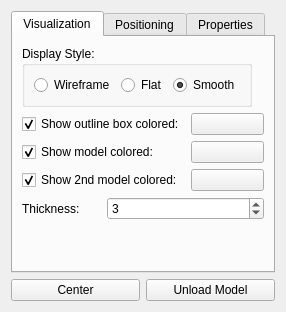
GorgonCryoEM/Gorgon, file Gorgon/src_ui/ui_dialog_model_visualization.ui: the form before one commit.
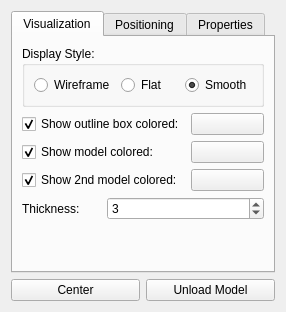
The form after the commit. Custom widgets are drawn as their Qt base class.

Commit message: Saving screen real-estate

Patch:
```diff
--- a/Gorgon/src_ui/ui_dialog_model_visualization.ui
+++ b/Gorgon/src_ui/ui_dialog_model_visualization.ui
@@ -5,12 +5,12 @@
    <rect>
     <x>0</x>
     <y>0</y>
-    <width>257</width>
+    <width>244</width>
     <height>297</height>
    </rect>
   </property>
   <property name="sizePolicy" >
-   <sizepolicy vsizetype="Maximum" hsizetype="Maximum" >
+   <sizepolicy vsizetype="Maximum" hsizetype="Preferred" >
     <horstretch>0</horstretch>
     <verstretch>0</verstretch>
    </sizepolicy>
@@ -22,7 +22,7 @@
    <item row="0" column="0" >
     <widget class="QTabWidget" name="tabWidget" >
      <property name="sizePolicy" >
-      <sizepolicy vsizetype="Maximum" hsizetype="Maximum" >
+      <sizepolicy vsizetype="Maximum" hsizetype="Expanding" >
        <horstretch>0</horstretch>
        <verstretch>0</verstretch>
       </sizepolicy>
@@ -38,7 +38,7 @@
        <item row="0" column="0" colspan="3" >
         <widget class="QGroupBox" name="groupBoxDisplayStyle" >
          <property name="sizePolicy" >
-          <sizepolicy vsizetype="Maximum" hsizetype="Maximum" >
+          <sizepolicy vsizetype="Maximum" hsizetype="Preferred" >
            <horstretch>0</horstretch>
            <verstretch>0</verstretch>
           </sizepolicy>
```
The commit also changes 6 other files.
